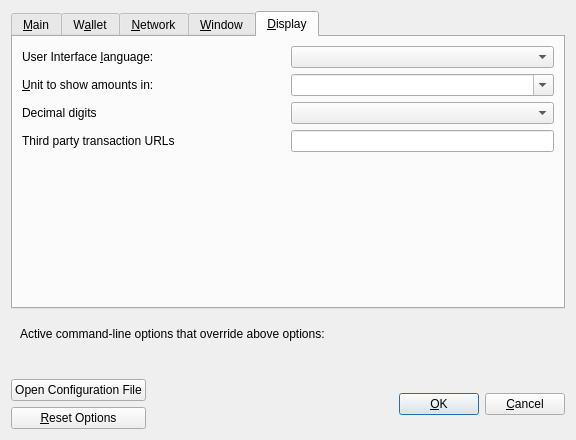
Before: the Qt Designer form src/qt/forms/optionsdialog.ui in Ankh-Trust/electrum-core, drawn with Qt 5.
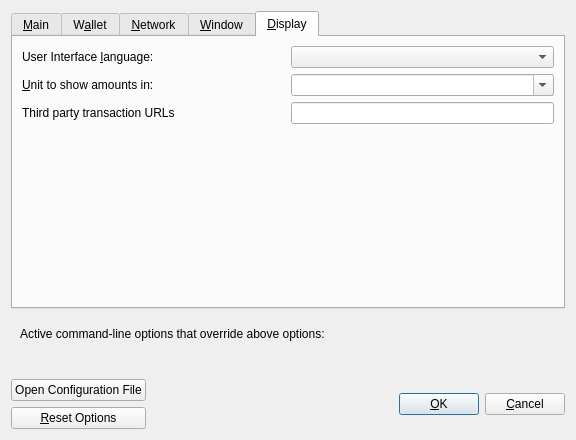
After: the same form once the commit is applied. The open tabs and pages were chosen to show the change. Custom widgets are drawn as their Qt base class.

Patch:
```diff
--- a/src/qt/forms/optionsdialog.ui
+++ b/src/qt/forms/optionsdialog.ui
@@ -679,20 +679,6 @@
          </item>
         </layout>
        </item>
-       <item>
-        <layout class="QHBoxLayout" name="horizontalLayout_5_Display">
-         <item>
-          <widget class="QLabel" name="digitsLabel">
-           <property name="text">
-            <string>Decimal digits</string>
-           </property>
-          </widget>
-         </item>
-         <item>
-          <widget class="QValueComboBox" name="digits"/>
-         </item>
-        </layout>
-       </item>
        <item>
         <layout class="QHBoxLayout" name="horizontalLayout_3_Display">
          <item>
```
